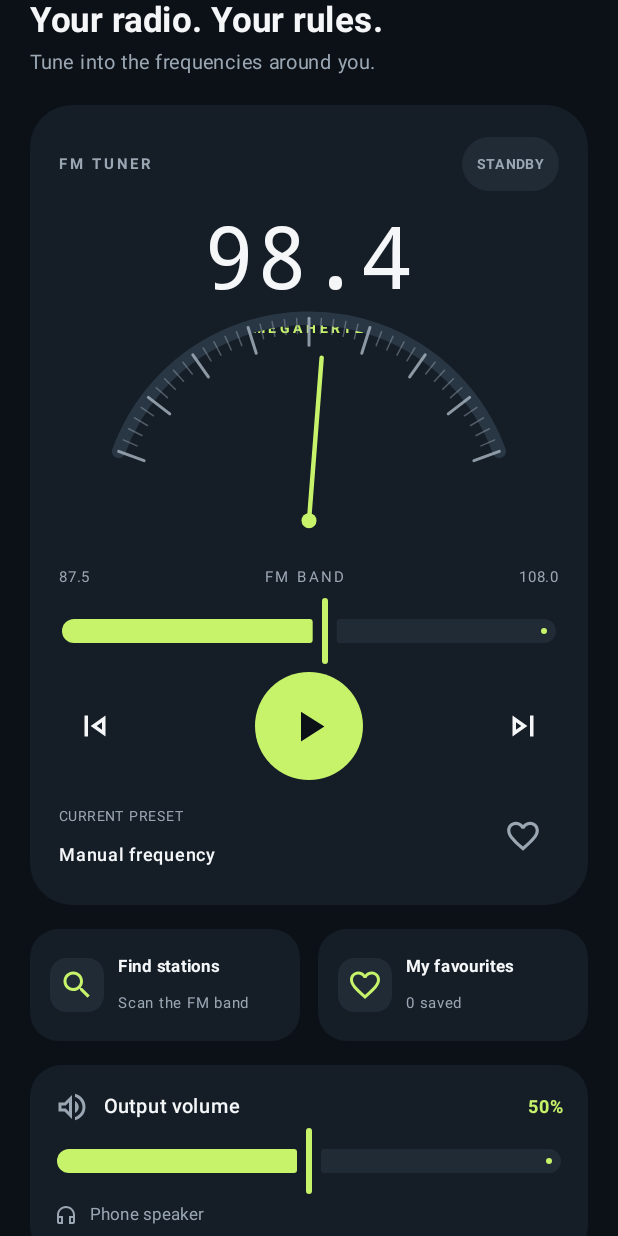
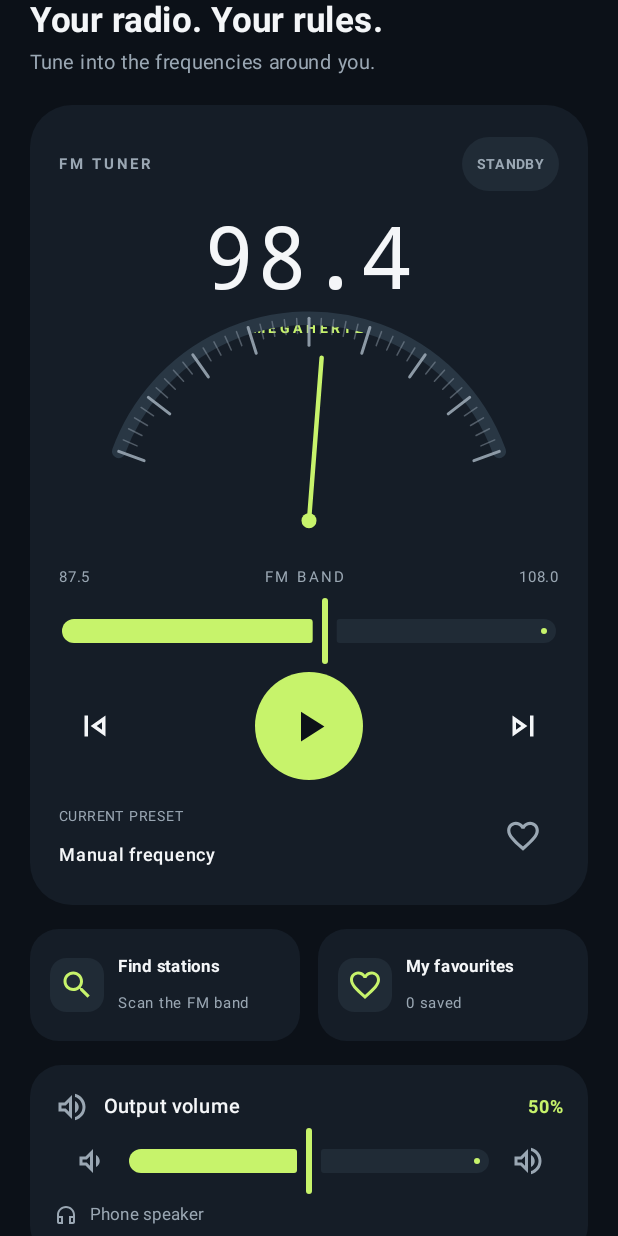
Before and after one commit to isack-ochieng/free-radio-app, an Android app built with Jetpack Compose: the composable RadioHomeScreen shown on its own in the app's theme, on a phone screen of 412 x 824 dp. Run offline under Robolectric (Android 15) with nearby library versions, the phone set to English and light mode, and no system bars.

Commit message:
ui: add explicit volume up and down controls

```diff
--- a/app/src/main/java/tech/iox/freeradio/ui/RadioApp.kt
+++ b/app/src/main/java/tech/iox/freeradio/ui/RadioApp.kt
@@ -31,6 +31,7 @@ import androidx.compose.material.icons.outlined.Search
 import androidx.compose.material.icons.outlined.Settings
 import androidx.compose.material.icons.outlined.SkipNext
 import androidx.compose.material.icons.outlined.SkipPrevious
+import androidx.compose.material.icons.outlined.VolumeDown
 import androidx.compose.material.icons.outlined.VolumeUp
 import androidx.compose.material3.Button
 import androidx.compose.material3.ButtonDefaults
@@ -340,15 +341,39 @@ private fun RadioHomeScreen(
                     }
                     Text((state.volume * 100).toInt().toString() + "%", color = RadioAccent, fontSize = 12.sp, fontWeight = FontWeight.Bold)
                 }
+                Row(
+                    Modifier.fillMaxWidth(),
+                    verticalAlignment = Alignment.CenterVertically
+                ) {
+                    IconButton(
+                        onClick = { onVolume((state.volume - 0.05f).coerceAtLeast(0f)) }
+                    ) {
+                        Icon(
+                            Icons.Outlined.VolumeDown,
+                            contentDescription = "Decrease volume",
+                            tint = RadioMuted
+                        )
+                    }
                     Slider(
                         value = state.volume,
                         onValueChange = onVolume,
+                        modifier = Modifier.weight(1f),
                         colors = SliderDefaults.colors(
                             thumbColor = RadioAccent,
                             activeTrackColor = RadioAccent,
                             inactiveTrackColor = RadioSurfaceRaised
                         )
                     )
+                    IconButton(
+                        onClick = { onVolume((state.volume + 0.05f).coerceAtMost(1f)) }
+                    ) {
+                        Icon(
+                            Icons.Outlined.VolumeUp,
+                            contentDescription = "Increase volume",
+                            tint = RadioMuted
+                        )
+                    }
+                }
                 Row(verticalAlignment = Alignment.CenterVertically) {
                     Icon(
                         if (state.audioRoute.bluetoothOutputConnected) Icons.Outlined.Bluetooth else Icons.Outlined.Headphones,
```
Lines whose indentation alone changed are shown as unchanged.
